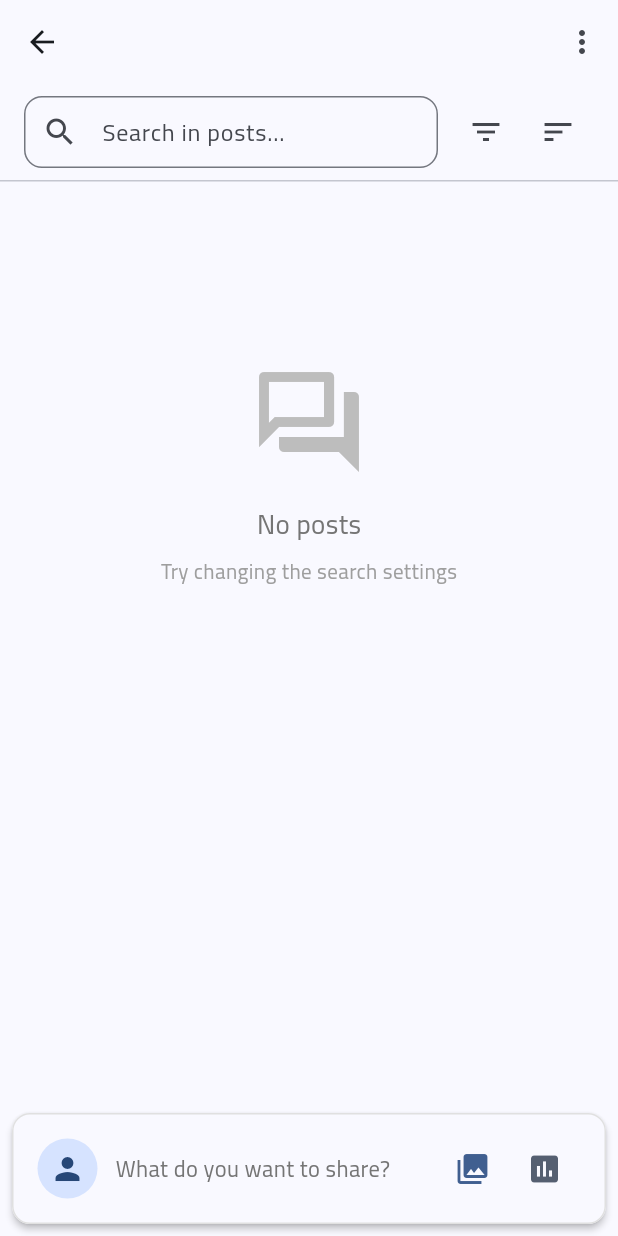
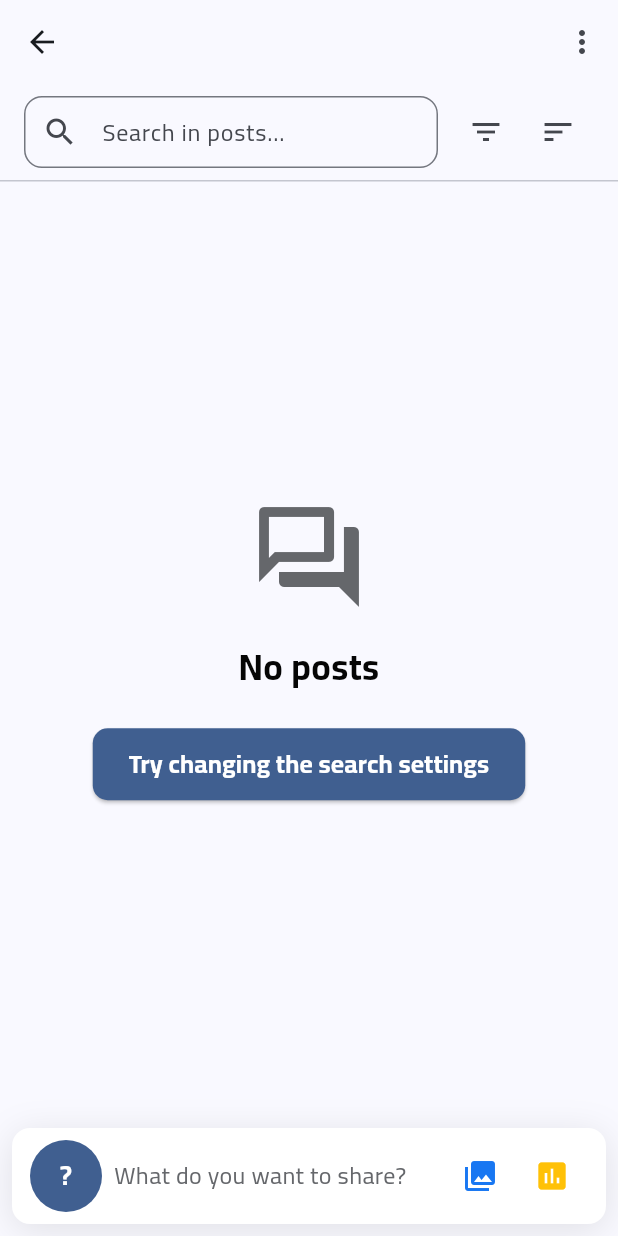
Before and after one commit to zezo12322/training_app_v2, a Flutter app: the CourseDetailsScreen screen opened directly with empty values, on a phone screen of 412 x 824 dp. Run offline on Flutter 3.47's test engine with Material 3 defaults, Android fonts, the light colour scheme and no system bars; our stand-ins replace audioplayers, cloud_firestore, csv, file_picker, firebase_auth, firebase_core and 12 more; missing offline and left inert: excel, onesignal_flutter, record; accounts and stored records are empty.

Commit message:
feat: Apply professional standards to CourseDetailsScreen (Phase 3.3)
- Professional skeleton loading for wall posts (avatar + content)
- User-friendly error handling with retry functionality
- Enhanced empty state with filter reset action
- Improved post composer with AppCard, AppAvatar, DesignTokens
- Replace CircularProgressIndicator with AppLoadingSkeleton
- Replace basic Text errors with AppErrorState + DashboardErrorHandler
- Replace manual empty state with AppEmptyState component
- Use DesignTokens for spacing, colors, typography throughout

```diff
--- a/lib/screens/course_details_screen.dart
+++ b/lib/screens/course_details_screen.dart
@@ -9,6 +9,10 @@ import 'package:training_app/providers/gamification/gamification_providers.dart'
 import 'package:training_app/core/logging.dart';
 import 'package:training_app/services/notification_service.dart';
 import 'package:training_app/core/l10n_ext.dart';
+import 'package:training_app/widgets/widgets.dart';
+import 'package:training_app/core/design/tokens.dart';
+import 'package:training_app/models/wall_filter.dart';
+import 'dashboard_helpers.dart';
 import '../widgets/wall_post_card.dart';
 import '../widgets/add_post_dialog.dart';
 import '../widgets/create_poll_dialog.dart';
@@ -373,8 +377,54 @@ class _CourseDetailsScreenState extends ConsumerState<CourseDetailsScreen>
         : null;
 
     return postsAsync.when(
-      loading: () => const Center(child: CircularProgressIndicator()),
-      error: (e, _) => Center(child: Text(l.courseDetailsError(e.toString()))),
+      loading: () => ListView.builder(
+        padding: EdgeInsets.all(DesignTokens.spacingMd),
+        itemCount: 3,
+        itemBuilder: (_, i) => Padding(
+          padding: EdgeInsets.only(bottom: DesignTokens.spacingMd),
+          child: AppCard(
+            padding: EdgeInsets.all(DesignTokens.spacingMd),
+            child: Column(
+              crossAxisAlignment: CrossAxisAlignment.start,
+              children: [
+                Row(
+                  children: [
+                    AppLoadingSkeleton(
+                      type: AppSkeletonType.circle,
+                      width: 40,
+                      height: 40,
+                    ),
+                    SizedBox(width: DesignTokens.spacingSm),
+                    Expanded(
+                      child: Column(
+                        crossAxisAlignment: CrossAxisAlignment.start,
+                        children: [
+                          AppLoadingSkeleton(width: 120, height: 14),
+                          SizedBox(height: DesignTokens.spacingXs),
+                          AppLoadingSkeleton(width: 80, height: 12),
+                        ],
+                      ),
+                    ),
+                  ],
+                ),
+                SizedBox(height: DesignTokens.spacingMd),
+                AppLoadingSkeleton(width: double.infinity, height: 16),
+                SizedBox(height: DesignTokens.spacingXs),
+                AppLoadingSkeleton(width: double.infinity, height: 16),
+                SizedBox(height: DesignTokens.spacingXs),
+                AppLoadingSkeleton(width: 200, height: 16),
+              ],
+            ),
+          ),
+        ),
+      ),
+      error: (e, _) => AppErrorState(
+        message: DashboardErrorHandler.getUserFriendlyMessage(
+          e,
+          l.courseDetailsError(e.toString()),
+        ),
+        onRetry: () => ref.invalidate(wallPostsStreamProvider(widget.courseId)),
+      ),
       data: (allPosts) {
         // Apply filters
         final filteredPosts = ref.watch(
@@ -389,33 +439,14 @@ class _CourseDetailsScreenState extends ConsumerState<CourseDetailsScreen>
             await Future<void>.delayed(const Duration(milliseconds: 200));
           },
           child: filteredPosts.isEmpty
-              ? ListView(
-                  physics: const AlwaysScrollableScrollPhysics(),
-                  children: [
-                    const SizedBox(height: 120),
-                    Icon(Icons.forum_outlined,
-                        size: 80, color: Colors.grey.shade400),
-                    const SizedBox(height: 16),
-                    Center(
-                      child: Text(
-                        l.courseDetailsNoPosts,
-                        style: TextStyle(
-                          fontSize: 18,
-                          color: Colors.grey.shade600,
-                        ),
-                      ),
-                    ),
-                    const SizedBox(height: 8),
-                    Center(
-                      child: Text(
-                        l.courseDetailsChangeFilters,
-                        style: TextStyle(
-                          fontSize: 14,
-                          color: Colors.grey.shade500,
-                        ),
-                      ),
-                    ),
-                  ],
+              ? AppEmptyState(
+                  icon: Icons.forum_outlined,
+                  title: l.courseDetailsNoPosts,
+                  actionLabel: l.courseDetailsChangeFilters,
+                  onAction: () {
+                    // Reset filters
+                    ref.read(wallFilterProvider(widget.courseId).notifier).state = const WallFilter();
+                  },
                 )
               : FutureBuilder<bool>(
                   future: userDoc
@@ -445,51 +476,47 @@ class _CourseDetailsScreenState extends ConsumerState<CourseDetailsScreen>
   Widget _buildPostComposer() {
     final l = context.l;
     return Padding(
-      padding: const EdgeInsets.all(8.0),
-      child: Material(
-        elevation: 2,
-        borderRadius: BorderRadius.circular(12),
+      padding: EdgeInsets.all(DesignTokens.spacingSm),
+      child: AppCard(
+        padding: EdgeInsets.symmetric(
+          horizontal: DesignTokens.spacingMd,
+          vertical: DesignTokens.spacingSm,
+        ),
         child: InkWell(
           onTap: () => _showAddPostDialog(),
-          borderRadius: BorderRadius.circular(12),
-          child: Container(
-            padding: const EdgeInsets.symmetric(horizontal: 16, vertical: 12),
-            decoration: BoxDecoration(
-              borderRadius: BorderRadius.circular(12),
-              border: Border.all(color: Colors.grey.shade300),
-            ),
+          borderRadius: BorderRadius.circular(DesignTokens.radiusMd),
           child: Row(
             children: [
-                CircleAvatar(
-                  radius: 20,
-                  backgroundColor: Theme.of(context).colorScheme.primaryContainer,
-                  child: Icon(
-                    Icons.person,
-                    color: Theme.of(context).colorScheme.onPrimaryContainer,
+              AppAvatar(
+                name: ref.watch(authStateProvider).value?.displayName ?? 'T',
+                size: AppAvatarSize.md,
               ),
-                ),
-                const SizedBox(width: 12),
+              SizedBox(width: DesignTokens.spacingSm),
               Expanded(
                 child: Text(
                   l.courseDetailsPlaceholder,
-                    style: TextStyle(
-                      color: Colors.grey.shade600,
-                      fontSize: 15,
+                  style: DesignTokens.body1(context).copyWith(
+                    color: DesignTokens.textSecondary(context),
                   ),
                 ),
               ),
               IconButton(
-                  icon: Icon(Icons.photo_library, color: Theme.of(context).colorScheme.primary),
+                icon: Icon(
+                  Icons.photo_library,
+                  color: DesignTokens.info,
+                ),
                 onPressed: () => _showAddPostDialog(),
                 tooltip: l.courseDetailsAddImages,
               ),
               IconButton(
-                  icon: Icon(Icons.poll, color: Theme.of(context).colorScheme.secondary),
+                icon: Icon(
+                  Icons.poll,
+                  color: DesignTokens.warning,
+                ),
                 onPressed: () => _showCreatePollDialog(),
                 tooltip: l.courseDetailsCreatePoll,
               ),
             ],
-            ),
           ),
         ),
       ),
```
Lines whose indentation alone changed are shown as unchanged.
